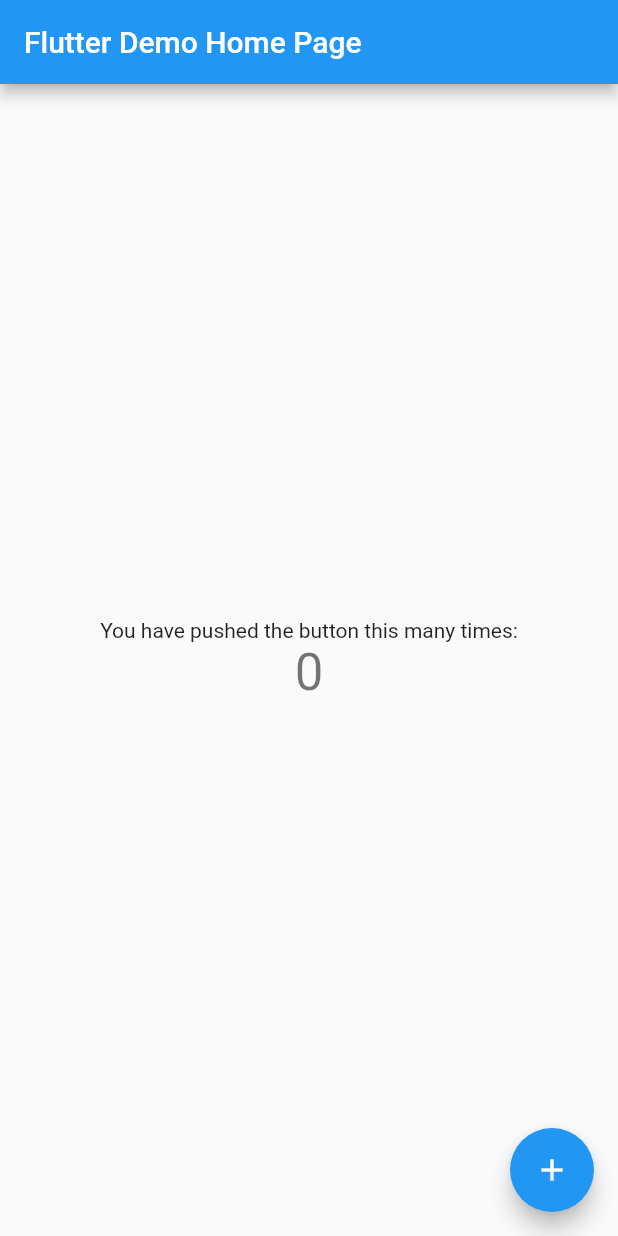
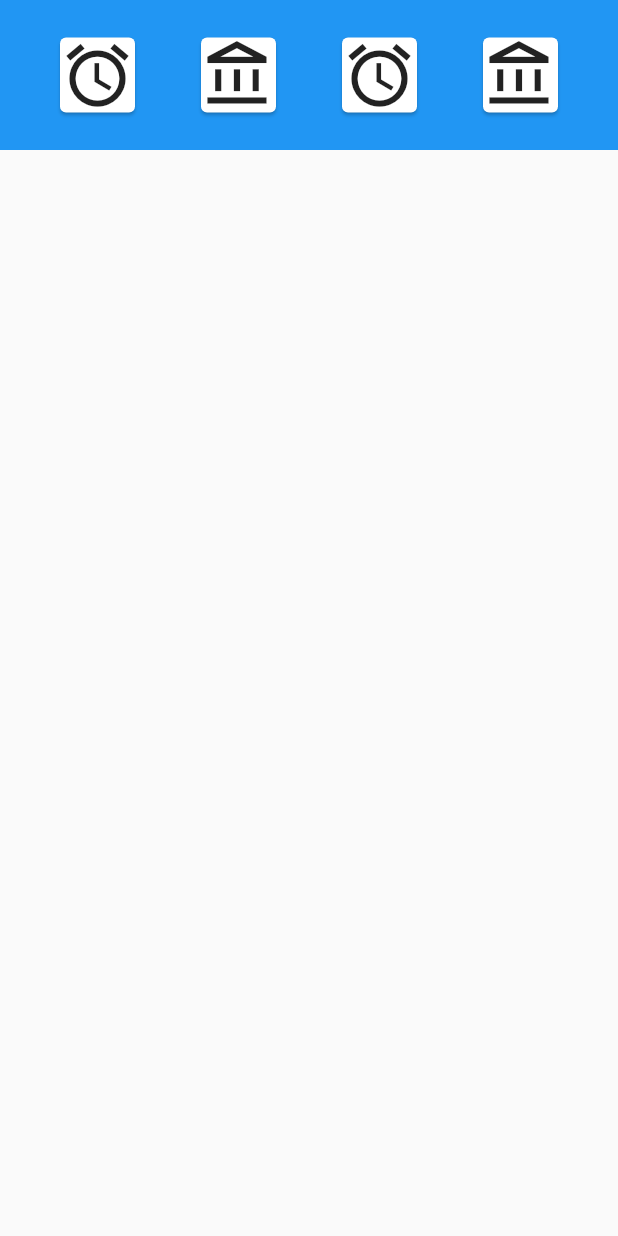
Before and after one commit to Flurix01/Ebay_Ripoff, a Flutter app: the screen it shows after launch, on a phone screen of 412 x 824 dp. Run offline on Flutter 3.47's test engine with Material 2 defaults, Android fonts, the phone set to English and light mode, and no system bars.

Commit message:
second change

```diff
--- a/lib/main.dart
+++ b/lib/main.dart
@@ -11,103 +11,50 @@ class MyApp extends StatelessWidget {
     return MaterialApp(
       title: 'Flutter Demo',
       theme: ThemeData(
-        // This is the theme of your application.
-        //
-        // Try running your application with "flutter run". You'll see the
-        // application has a blue toolbar. Then, without quitting the app, try
-        // changing the primarySwatch below to Colors.green and then invoke
-        // "hot reload" (press "r" in the console where you ran "flutter run",
-        // or simply save your changes to "hot reload" in a Flutter IDE).
-        // Notice that the counter didn't reset back to zero; the application
-        // is not restarted.
         primarySwatch: Colors.blue,
       ),
-      home: MyHomePage(title: 'Flutter Demo Home Page'),
+      home: MyHomePage(),
     );
   }
 }
 
-class MyHomePage extends StatefulWidget {
-  MyHomePage({Key key, this.title}) : super(key: key);
-
-  // This widget is the home page of your application. It is stateful, meaning
-  // that it has a State object (defined below) that contains fields that affect
-  // how it looks.
-
-  // This class is the configuration for the state. It holds the values (in this
-  // case the title) provided by the parent (in this case the App widget) and
-  // used by the build method of the State. Fields in a Widget subclass are
-  // always marked "final".
-
-  final String title;
-
-  @override
-  _MyHomePageState createState() => _MyHomePageState();
-}
-
-class _MyHomePageState extends State<MyHomePage> {
-  int _counter = 0;
-
-  void _incrementCounter() {
-    setState(() {
-      // This call to setState tells the Flutter framework that something has
-      // changed in this State, which causes it to rerun the build method below
-      // so that the display can reflect the updated values. If we changed
-      // _counter without calling setState(), then the build method would not be
-      // called again, and so nothing would appear to happen.
-      _counter++;
-    });
-  }
-
-  @override
+class MyHomePage extends StatelessWidget {
   Widget build(BuildContext context) {
-    // This method is rerun every time setState is called, for instance as done
-    // by the _incrementCounter method above.
-    //
-    // The Flutter framework has been optimized to make rerunning build methods
-    // fast, so that you can just rebuild anything that needs updating rather
-    // than having to individually change instances of widgets.
     return Scaffold(
-      appBar: AppBar(
-        // Here we take the value from the MyHomePage object that was created by
-        // the App.build method, and use it to set our appbar title.
-        title: Text(widget.title),
-      ),
-      body: Center(
-        // Center is a layout widget. It takes a single child and positions it
-        // in the middle of the parent.
-        child: Column(
-          // Column is also a layout widget. It takes a list of children and
-          // arranges them vertically. By default, it sizes itself to fit its
-          // children horizontally, and tries to be as tall as its parent.
-          //
-          // Invoke "debug painting" (press "p" in the console, choose the
-          // "Toggle Debug Paint" action from the Flutter Inspector in Android
-          // Studio, or the "Toggle Debug Paint" command in Visual Studio Code)
-          // to see the wireframe for each widget.
-          //
-          // Column has various properties to control how it sizes itself and
-          // how it positions its children. Here we use mainAxisAlignment to
-          // center the children vertically; the main axis here is the vertical
-          // axis because Columns are vertical (the cross axis would be
-          // horizontal).
-          mainAxisAlignment: MainAxisAlignment.center,
+      body: Container(
+        width: double.infinity,
+        color: Colors.blue,
+        height: 100,
+        child: Row(
           children: <Widget>[
-            Text(
-              'You have pushed the button this many times:',
+            Card(
+              child: Icon(
+                Icons.access_alarm_sharp,
+                size: 50,
+              ),
             ),
-            Text(
-              '$_counter',
-              style: Theme.of(context).textTheme.headline4,
+            Card(
+              child: Icon(
+                Icons.account_balance_outlined,
+                size: 50,
+              ),
             ),
+            Card(
+              child: Icon(
+                Icons.access_alarm_sharp,
+                size: 50,
+              ),
+            ),
+            Card(
+              child: Icon(
+                Icons.account_balance_outlined,
+                size: 50,
+              ),
+            )
           ],
+          mainAxisAlignment: MainAxisAlignment.spaceEvenly,
         ),
       ),
-      floatingActionButton: FloatingActionButton(
-        onPressed: _incrementCounter,
-        tooltip: 'Increment',
-        child: Icon(Icons.add),
-      ), // This trailing comma makes auto-formatting nicer for build methods.
     );
   }
 }
```
